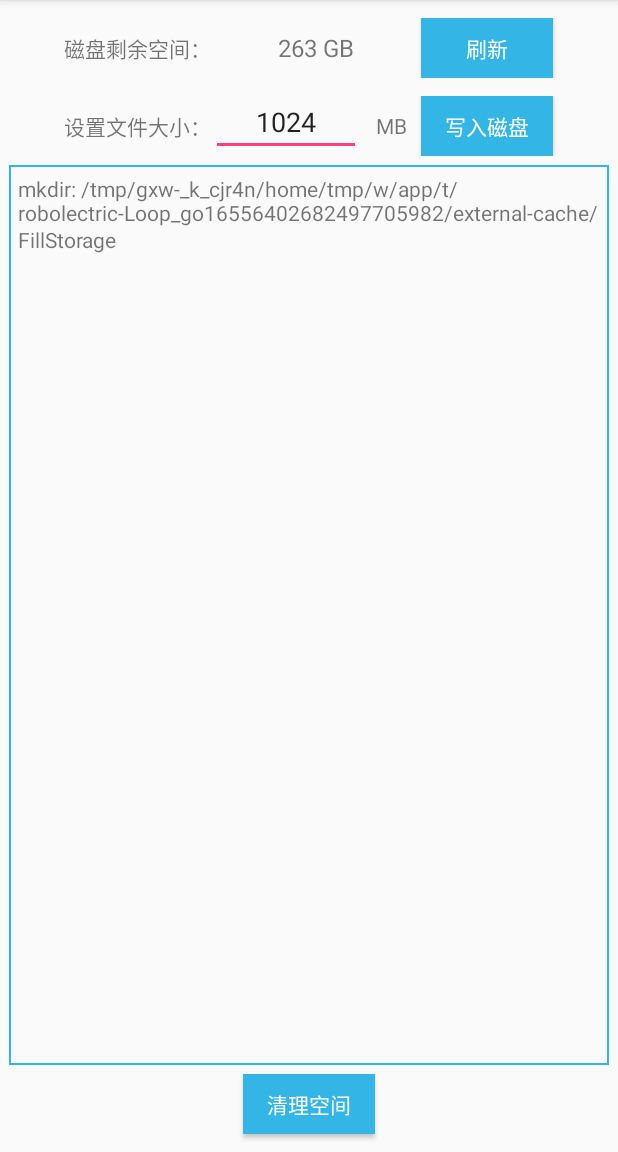
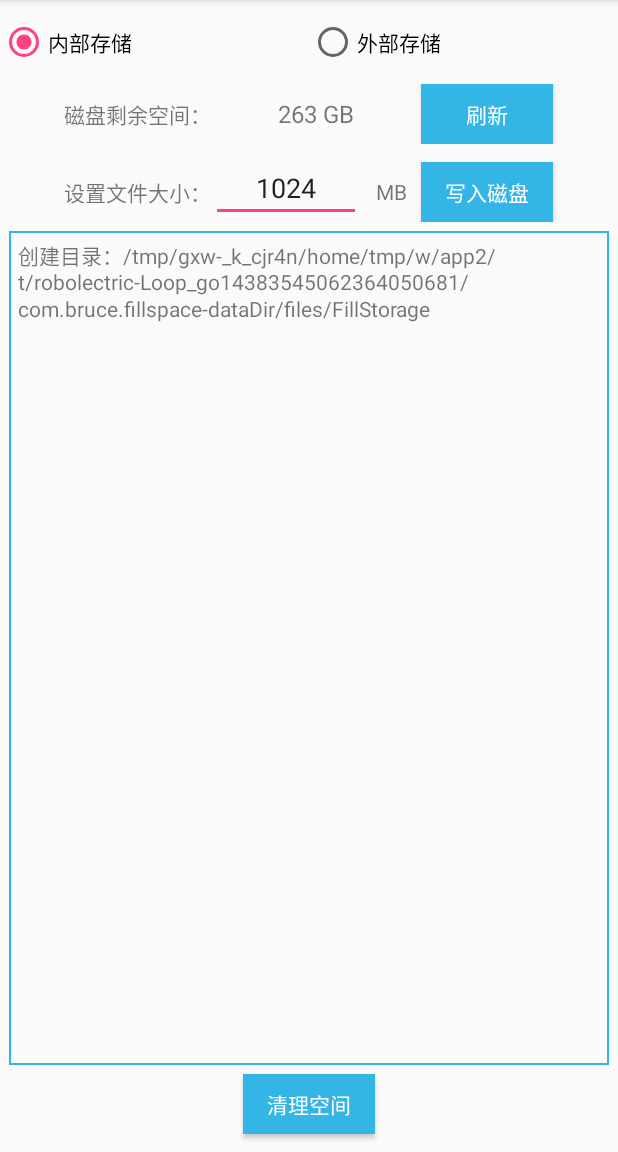
Before and after one commit to jb274585381/FillSpace, an Android app: the screen it shows after launch (MainActivity), on a phone screen of 412 x 824 dp, the part 84-1236 px from its top. Run offline under Robolectric (Android 15) with nearby library versions, the phone set to English and light mode, and no system bars.

Commit message:
增加对内部存储和外部存储的支持

```diff
--- a/app/src/main/java/com/bruce/fillspace/MainActivity.java
+++ b/app/src/main/java/com/bruce/fillspace/MainActivity.java
@@ -10,6 +10,7 @@ import android.text.method.ScrollingMovementMethod;
 import android.view.View;
 import android.widget.Button;
 import android.widget.EditText;
+import android.widget.RadioGroup;
 import android.widget.TextView;
 
 import java.io.File;
@@ -26,6 +27,8 @@ public class MainActivity extends AppCompatActivity implements View.OnClickListe
     private final String DEV_ZERO = "/dev/zero";
     private final String DIR_FILL_STORAGE = "/FillStorage";
     private final int bufferSize = 1024 * 1024;
+    private final int STATUS_INTERNAL = 0;
+    private final int STATUS_EXTERNAL = 1;
 
     private TextView tvFreeSpace;
     private TextView tvInfo;
@@ -33,10 +36,12 @@ public class MainActivity extends AppCompatActivity implements View.OnClickListe
     private Button btnRefresh;
     private Button btnExecute;
     private Button btnClean;
+    private RadioGroup radioGroup;
 
-    private File sdCard;
-    private String sdcardPath;
-    private File destinationDir;
+    private File storage;
+    private String storagePath;
+    private File desDir;
+    private int status = STATUS_INTERNAL;
 
     @Override
     protected void onCreate(Bundle savedInstanceState) {
@@ -44,7 +49,7 @@ public class MainActivity extends AppCompatActivity implements View.OnClickListe
         setContentView(R.layout.activity_main);
 
         initView();
-        initDirectory();
+        initDirectory(status);
         showStorageFreeSpaceSize();
     }
 
@@ -55,32 +60,63 @@ public class MainActivity extends AppCompatActivity implements View.OnClickListe
         btnRefresh = findViewById(R.id.btn_refresh);
         btnExecute = findViewById(R.id.btn_execute);
         btnClean = findViewById(R.id.btn_clean);
+        radioGroup = findViewById(R.id.radio_gruop);
 
         btnRefresh.setOnClickListener(this);
         btnExecute.setOnClickListener(this);
         btnClean.setOnClickListener(this);
         tvInfo.setMovementMethod(ScrollingMovementMethod.getInstance());
         etFileSize.setSelection(etFileSize.getText().length());
+
+        radioGroup.setOnCheckedChangeListener(new RadioGroup.OnCheckedChangeListener() {
+            @Override
+            public void onCheckedChanged(RadioGroup group, int checkedId) {
+                switch (checkedId) {
+                    case R.id.internal:
+                        status = STATUS_INTERNAL;
+                        break;
+                    case R.id.external:
+                        status = STATUS_EXTERNAL;
+                        break;
+                    default:
+                        break;
+                }
+                initDirectory(status);
+                showStorageFreeSpaceSize();
+            }
+        });
     }
 
-    private void initDirectory() {
-        sdCard = Environment.getExternalStorageDirectory();
-        sdcardPath = sdCard.getAbsolutePath();
+    private void initDirectory(int status) {
 
-        destinationDir = new File(sdcardPath + DIR_FILL_STORAGE);
-        if (!destinationDir.exists()) {
-            if (destinationDir.mkdir()) {
-                refreshInfoTextView("mkdir: " + destinationDir.getAbsolutePath());
+        switch (status) {
+            case STATUS_INTERNAL:
+                storage = getFilesDir();
+                break;
+            case STATUS_EXTERNAL:
+                storage = Environment.getExternalStorageDirectory();
+                break;
+            default:
+                storage = getFilesDir();
+                break;
+        }
+
+        storagePath = storage.getAbsolutePath();
+        desDir = new File(storagePath + DIR_FILL_STORAGE);
+
+        if (!desDir.exists()) {
+            if (desDir.mkdir()) {
+                refreshInfoTextView("创建目录：" + desDir.getAbsolutePath());
             } else {
-                refreshInfoTextView("error: 创建文件夹失败!");
+                refreshInfoTextView("创建失败：" + desDir.getAbsolutePath());
             }
         } else {
-            refreshInfoTextView("文件夹路径: " + destinationDir.getAbsolutePath());
+            refreshInfoTextView("路径: " + desDir.getAbsolutePath());
         }
     }
 
     private void showStorageFreeSpaceSize() {
-        String freeSpaceSize = Formatter.formatFileSize(this, sdCard.getFreeSpace());
+        String freeSpaceSize = Formatter.formatFileSize(this, storage.getFreeSpace());
         tvFreeSpace.setText(freeSpaceSize);
     }
 
@@ -88,7 +124,7 @@ public class MainActivity extends AppCompatActivity implements View.OnClickListe
     private void executeWrite() {
 
         String fillSize = etFileSize.getText().toString();
-        String fileNameWithTimeStamp = sdcardPath + DIR_FILL_STORAGE + "/" + System.currentTimeMillis();
+        String fileNameWithTimeStamp = storagePath + DIR_FILL_STORAGE + "/" + System.currentTimeMillis();
 
         new AsyncTask<String, Integer, String>() {
 
@@ -163,7 +199,7 @@ public class MainActivity extends AppCompatActivity implements View.OnClickListe
 
             @Override
             protected String doInBackground(String... strings) {
-                File[] files = destinationDir.listFiles();
+                File[] files = desDir.listFiles();
                 for (File file : files) {
                     if (file.exists() && file.isFile()) {
                         String fileName = file.getName();
--- a/app/src/main/res/layout/activity_main.xml
+++ b/app/src/main/res/layout/activity_main.xml
@@ -4,6 +4,30 @@
     android:layout_width="match_parent"
     android:layout_height="match_parent"
     android:orientation="vertical">
+
+    <RadioGroup
+        android:id="@+id/radio_gruop"
+        android:layout_width="match_parent"
+        android:layout_height="wrap_content"
+        android:layout_marginTop="12dp"
+        android:orientation="horizontal">
+
+        <RadioButton
+            android:id="@+id/internal"
+            android:layout_width="0dp"
+            android:layout_height="wrap_content"
+            android:layout_weight="1"
+            android:checked="true"
+            android:text="内部存储"/>
+
+        <RadioButton
+            android:id="@+id/external"
+            android:layout_width="0dp"
+            android:layout_height="wrap_content"
+            android:layout_weight="1"
+            android:text="外部存储"/>
+
+    </RadioGroup>
 
     <LinearLayout
         android:layout_width="match_parent"
```
Also changed, not shown: app/src/main/AndroidManifest.xml (+5 -3 lines).
